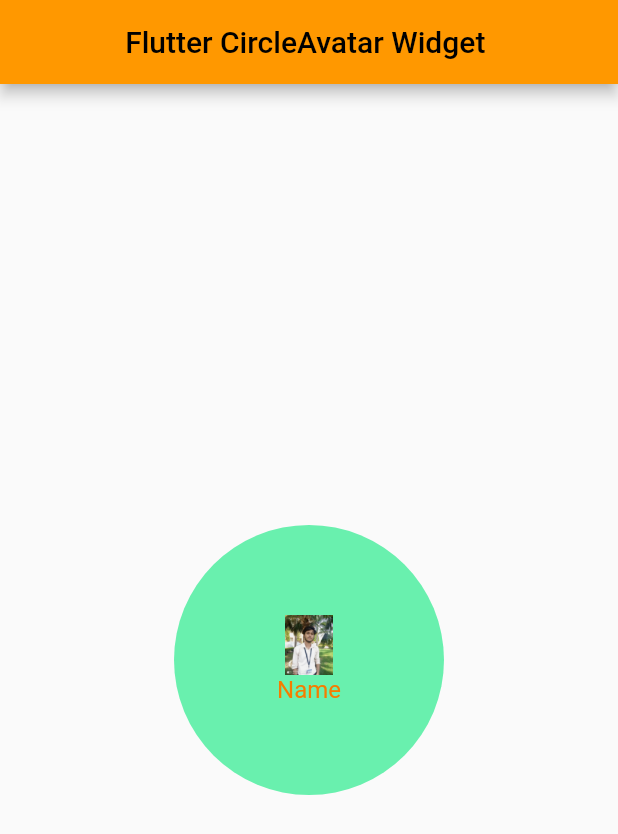
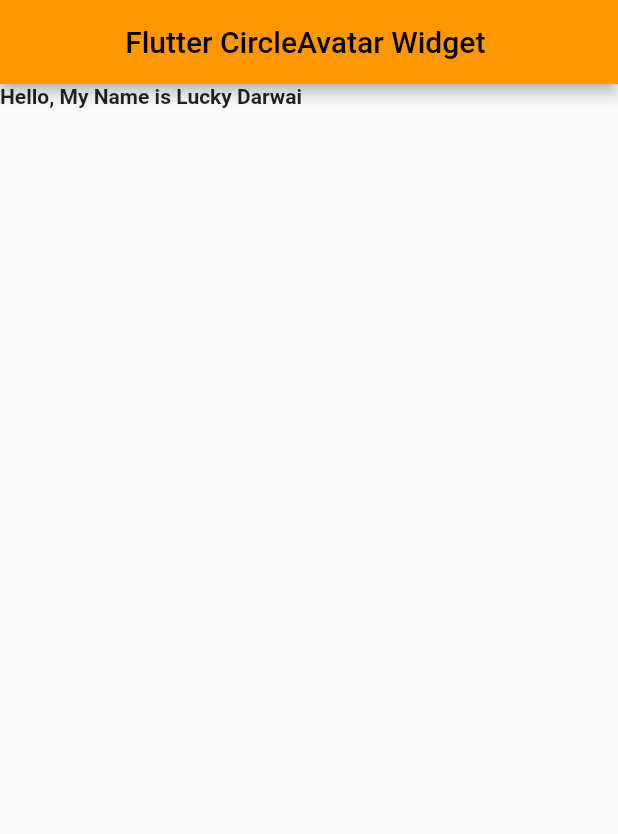
Before and after one commit to luckydarwai/Flutter, a Flutter app: the screen it shows after launch, on a phone screen of 412 x 824 dp. Shown: the top 834 px of the screen. Run offline on Flutter 3.47's test engine with Material 2 defaults, Android fonts, the phone set to English and light mode, and no system bars.

Commit message:
Custom-font

```diff
--- a/lib/main.dart
+++ b/lib/main.dart
@@ -30,40 +30,14 @@ class MyHomePage extends StatefulWidget {
 class _MyHomePageState extends State<MyHomePage> {
   @override
   Widget build(BuildContext context) {
-    var arrNames = ['Lukcy', 'Ravi', 'OM', 'Jay', "Lalit"];
     return Scaffold(
-        appBar: AppBar(
-          title: Center(child: const Text("Flutter CircleAvatar Widget ")),
-        ),
-        // body: Center(
-        //   child: Container(
-        //     height: 120,
-        //     width: 120,
-        //     child: CircleAvatar(
-        //       backgroundImage: AssetImage('assets/images/myphoto1.jpg'),
-        //       backgroundColor: Colors.transparent,
-        //       // backgroundColor: Colors.blueGrey,
-        //     ),
-        //   ),
-        // ),
-        body: Center(
-          child: CircleAvatar(
-            child: Container(
-              width: 60,
-              height: 60,
-              child: Column(children: [
-                Container(
-                  width: 60,
-                  height: 40,
-                  child: Image.asset('assets/images/myphoto1.jpg'),
-                ),
-                Text("Name")
-              ]),
-            ),
-            backgroundColor: Colors.greenAccent,
-            maxRadius: 90,
-            // minRadius:10,
-          ),
-        ));
+      appBar: AppBar(
+        title: const Center(child: Text("Flutter CircleAvatar Widget ")),
+      ),
+      body: const Text(
+        "Hello, My Name is Lucky Darwai",
+        style: TextStyle(fontFamily: 'MyFont'),
+      ),
+    );
   }
 }
```
Also changed, not shown: pubspec.yaml (+4 -4 lines), assets/fonts/Roboto-Bold.ttf (added).
